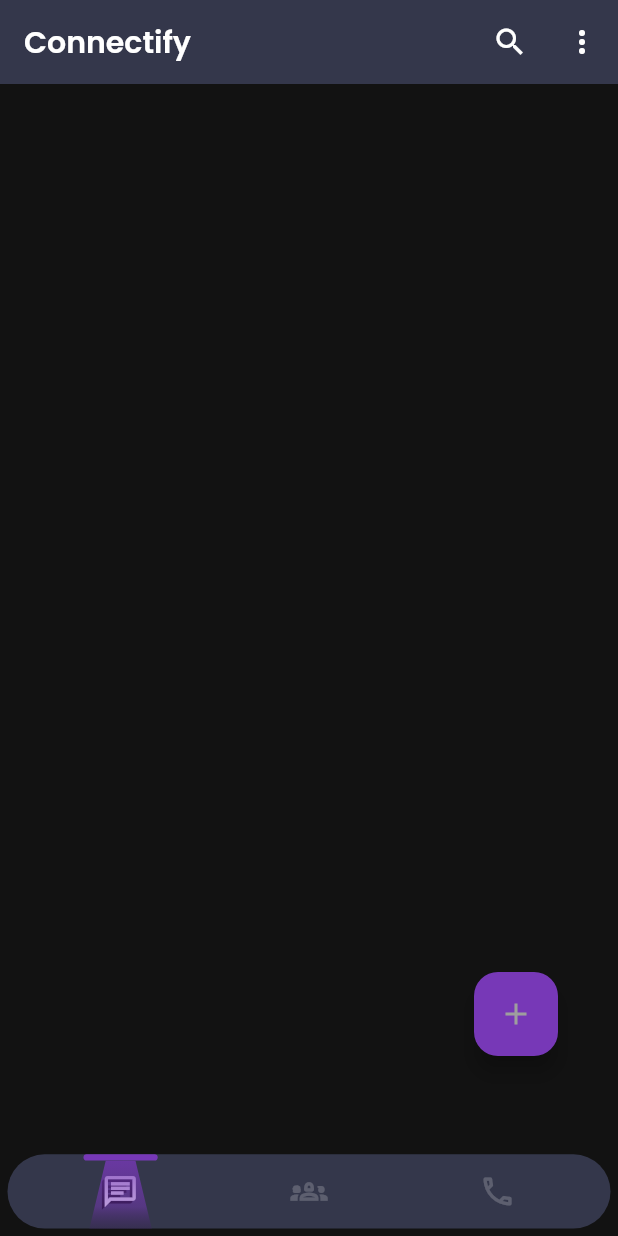
After one commit to Rohan-Beta/chatapp, a Flutter app: the screen it shows after launch, on a phone screen of 412 x 824 dp. The commit adds this screen. Run offline on Flutter 3.47's test engine with Material 3 defaults, Android fonts, the phone set to English and light mode, and no system bars; our stand-ins replace flutter_svg, get, lottie, slide_to_act.

Commit message:
feat: add bottomNavigation widget and screen helper

```diff
--- a/lib/main.dart
+++ b/lib/main.dart
@@ -1,7 +1,7 @@
 // ignore_for_file: prefer_const_constructors
 
 import 'package:chatapp/screens/Auth/auth_screen.dart';
-import 'package:chatapp/screens/welcome/welcome_screen.dart';
+import 'package:chatapp/screens/home/home_screen.dart';
 import 'package:chatapp/utils/Themes.dart';
 import 'package:chatapp/utils/screen_route.dart';
 import 'package:flutter/material.dart';
@@ -22,7 +22,7 @@ class MyApp extends StatelessWidget {
       theme: lightTheme,
       darkTheme: darkTheme,
       themeMode: ThemeMode.dark,
-      home: AuthScreen(),
+      home: HomeScreen(),
       getPages: screenRoute,
     );
   }
--- a/lib/screens/Auth/auth_widget/login_form.dart
+++ b/lib/screens/Auth/auth_widget/login_form.dart
@@ -2,6 +2,7 @@
 
 import 'package:chatapp/widgets/primary_button.dart';
 import 'package:flutter/material.dart';
+import 'package:get/get.dart';
 
 class LoginForm extends StatelessWidget {
   const LoginForm({super.key});
@@ -51,6 +52,9 @@ class LoginForm extends StatelessWidget {
           mainAxisAlignment: MainAxisAlignment.center,
           children: [
             PrimaryButton(
+              onTap: () {
+                Get.offAllNamed("/homeScreen");
+              },
               buttonName: "LOGIN",
               icon: Icons.lock_open_sharp,
             ),
--- a/lib/screens/Auth/auth_widget/signup_form.dart
+++ b/lib/screens/Auth/auth_widget/signup_form.dart
@@ -48,6 +48,7 @@ class SignUpForm extends StatelessWidget {
           mainAxisAlignment: MainAxisAlignment.center,
           children: [
             PrimaryButton(
+              onTap: () {},
               buttonName: "SIGNUP",
               icon: Icons.lock_open_sharp,
             ),
--- /dev/null
+++ b/lib/screens/home/home_screen.dart
@@ -0,0 +1,204 @@
+// ignore_for_file: prefer_const_constructors, prefer_const_literals_to_create_immutables, avoid_unnecessary_containers, sized_box_for_whitespace
+
+import 'package:chatapp/utils/colors.dart';
+import 'package:chatapp/utils/text.dart';
+import 'package:chatapp/widgets/bottom_nav_bar_widget.dart';
+import 'package:chatapp/widgets/bottom_navigation.dart';
+import 'package:chatapp/widgets/clipper_widget.dart';
+import 'package:flutter/material.dart';
+
+class HomeScreen extends StatefulWidget {
+  const HomeScreen({super.key});
+
+  @override
+  State<HomeScreen> createState() => _HomeScreenState();
+}
+
+class _HomeScreenState extends State<HomeScreen> {
+  // int _currentIndex = 0;
+
+  @override
+  Widget build(BuildContext context) {
+    return Scaffold(
+      appBar: AppBar(
+        automaticallyImplyLeading: false,
+        title: Text(
+          AppTexts.appName,
+          // style: Theme.of(context).textTheme.headlineSmall,
+          style: TextStyle(
+            fontSize: 20,
+            fontFamily: "Poppins",
+            fontWeight: FontWeight.w600,
+          ),
+        ),
+        backgroundColor: Theme.of(context).colorScheme.primaryContainer,
+        actions: [
+          IconButton(
+            onPressed: () {},
+            icon: Icon(
+              Icons.search,
+            ),
+          ),
+          IconButton(
+            onPressed: () {},
+            icon: Icon(
+              Icons.more_vert,
+            ),
+          ),
+        ],
+      ),
+      body: SafeArea(
+        child: Stack(
+          children: [
+            // Column(),
+            Positioned.fill(
+              child: Column(),
+            ),
+            Positioned.fill(
+              child: Column(
+                mainAxisAlignment: MainAxisAlignment.end,
+                children: [
+                  Padding(
+                    padding: const EdgeInsets.only(bottom: 120, right: 40),
+                    child: Row(
+                      mainAxisAlignment: MainAxisAlignment.end,
+                      children: [
+                        FloatingActionButton(
+                          backgroundColor: dPrimaryColor,
+                          child: Icon(Icons.add),
+                          onPressed: () {},
+                        ),
+                      ],
+                    ),
+                  ),
+                ],
+              ),
+            ),
+            Positioned(
+              bottom: 0,
+              right: 0,
+              left: 0,
+              child: BottomNaviagtion(),
+              // child: _buildBottomNavBar(),
+            ),
+          ],
+        ),
+      ),
+    );
+  }
+
+  // Widget _buildBottomNavBar() {
+  //   return Padding(
+  //     padding: const EdgeInsets.only(left: 5, right: 5, bottom: 5),
+  //     child: Container(
+  //       width: MediaQuery.sizeOf(context).width,
+  //       // height: 60,
+  //       height: (MediaQuery.sizeOf(context).width / 100) * 14,
+  //       decoration: BoxDecoration(
+  //         color: Theme.of(context).colorScheme.primaryContainer,
+  //         borderRadius: BorderRadius.circular(30),
+  //       ),
+  //       child: Stack(
+  //         children: [
+  //           // list of bottom with icons
+  //           Positioned(
+  //             bottom: 0,
+  //             top: 0,
+  //             left: (MediaQuery.sizeOf(context).width / 100) * 3,
+  //             right: (MediaQuery.sizeOf(context).width / 100) * 3,
+  //             child: Row(
+  //               mainAxisAlignment: MainAxisAlignment.spaceAround,
+  //               crossAxisAlignment: CrossAxisAlignment.center,
+  //               children: [
+  //                 BottomNavBarWidget(
+  //                   icon: Icons.chat_outlined,
+  //                   index: 0,
+  //                   currentIndex: _currentIndex,
+  //                   onPressed: (val) {
+  //                     // Get.offAllNamed("/homeScreen");
+  //                     setState(
+  //                       () {
+  //                         _currentIndex = val;
+  //                       },
+  //                     );
+  //                   },
+  //                 ),
+  //                 BottomNavBarWidget(
+  //                   icon: Icons.groups_2_outlined,
+  //                   index: 1,
+  //                   currentIndex: _currentIndex,
+  //                   onPressed: (val) {
+  //                     // Get.offAllNamed("/groupScreen");
+  //                     setState(
+  //                       () {
+  //                         _currentIndex = val;
+  //                       },
+  //                     );
+  //                   },
+  //                 ),
+  //                 BottomNavBarWidget(
+  //                   icon: Icons.call_outlined,
+  //                   index: 2,
+  //                   currentIndex: _currentIndex,
+  //                   onPressed: (val) {
+  //                     // Get.offAllNamed("/callScreen");
+  //                     setState(
+  //                       () {
+  //                         _currentIndex = val;
+  //                       },
+  //                     );
+  //                   },
+  //                 ),
+  //               ],
+  //             ),
+  //           ),
+  //           // animated indicator for selected items
+  //           AnimatedPositioned(
+  //             duration: Duration(milliseconds: 300),
+  //             curve: Curves.decelerate,
+  //             left: _currentIndex == 0
+  //                 ? (MediaQuery.sizeOf(context).width) * 0.123
+  //                 : _currentIndex == 1
+  //                     ? (MediaQuery.sizeOf(context).width) * 0.43
+  //                     : (MediaQuery.sizeOf(context).width) * 0.734,
+  //             child: Column(
+  //               children: [
+  //                 Container(
+  //                   height: (MediaQuery.sizeOf(context).width / 100) * 1.0,
+  //                   width: (MediaQuery.sizeOf(context).width / 100) * 12,
+  //                   decoration: BoxDecoration(
+  //                     color: dPrimaryColor,
+  //                     borderRadius: BorderRadius.circular(10),
+  //                   ),
+  //                 ),
+  //                 ClipPath(
+  //                   clipper: MyCustomClipper(
+  //                     blockSizeHorizontal:
+  //                         MediaQuery.sizeOf(context).width / 100,
+  //                   ),
+  //                   child: Container(
+  //                     // height: 50,
+  //                     height: (MediaQuery.sizeOf(context).width / 100) * 15,
+  //                     width: (MediaQuery.sizeOf(context).width / 100) * 12,
+  //                     decoration: BoxDecoration(
+  //                       gradient: LinearGradient(
+  //                         colors: [
+  //                           dPrimaryColor.withOpacity(0.8),
+  //                           dPrimaryColor.withOpacity(0.5),
+  //                           Colors.transparent,
+  //                         ],
+  //                         begin: Alignment.topCenter,
+  //                         end: Alignment.bottomCenter,
+  //                       ),
+  //                     ),
+  //                   ),
+  //                 )
+  //               ],
+  //             ),
+  //           ),
+  //         ],
+  //       ),
+  //     ),
+  //   );
+  // }
+}
--- a/lib/utils/colors.dart
+++ b/lib/utils/colors.dart
@@ -1,3 +1,5 @@
+// ignore_for_file: prefer_const_constructors
+
 import 'package:flutter/material.dart';
 
 const dBackgroundColor = Color(0xff191B28);
--- a/lib/utils/screen_route.dart
+++ b/lib/utils/screen_route.dart
@@ -1,6 +1,7 @@
 // ignore_for_file: prefer_const_constructors
 
 import 'package:chatapp/screens/Auth/auth_screen.dart';
+import 'package:chatapp/screens/home/home_screen.dart';
 import 'package:get/get.dart';
 
 var screenRoute = [
@@ -9,4 +10,19 @@ var screenRoute = [
     page: () => AuthScreen(),
     transition: Transition.rightToLeft,
   ),
+  GetPage(
+    name: "/homeScreen",
+    page: () => HomeScreen(),
+    transition: Transition.upToDown,
+  ),
+  // GetPage(
+  //   name: "/groupScreen",
+  //   page: () => GroupScreen(),
+  //   transition: Transition.rightToLeft,
+  // ),
+  // GetPage(
+  //   name: "/callScreen",
+  //   page: () => CallScreen(),
+  //   transition: Transition.rightToLeft,
+  // ),
 ];
--- a/lib/utils/themes.dart
+++ b/lib/utils/themes.dart
@@ -11,6 +11,10 @@ var darkTheme = ThemeData(
   inputDecorationTheme: InputDecorationTheme(
     fillColor: dBackgroundColor,
     filled: true,
+    border: UnderlineInputBorder(
+      borderSide: BorderSide.none,
+      borderRadius: BorderRadius.circular(10),
+    ),
   ),
   colorScheme: ColorScheme.dark(
     primary: dPrimaryColor,
--- /dev/null
+++ b/lib/widgets/bottom_nav_bar_widget.dart
@@ -0,0 +1,80 @@
+// ignore_for_file: avoid_unnecessary_containers, sized_box_for_whitespace, prefer_const_constructors
+
+import 'package:chatapp/widgets/screen_helper_widget.dart';
+import 'package:flutter/material.dart';
+
+class BottomNavBarWidget extends StatelessWidget {
+  final IconData icon;
+  final int index;
+  final int currentIndex;
+  final Function(int) onPressed;
+
+  const BottomNavBarWidget({
+    super.key,
+    required this.icon,
+    required this.index,
+    required this.currentIndex,
+    required this.onPressed,
+  });
+
+  @override
+  Widget build(BuildContext context) {
+    return InkWell(
+      onTap: () {
+        onPressed(index);
+      },
+      child: Container(
+        height: (MediaQuery.sizeOf(context).width / 100) * 13,
+        width: (MediaQuery.sizeOf(context).width / 100) * 17,
+        decoration: BoxDecoration(
+          color: Colors.transparent,
+        ),
+        child: Stack(
+          alignment: Alignment.center,
+          children: [
+            // black icon as shadow
+            (currentIndex == index)
+                ? Positioned(
+                    left: ScreenHeleper.isDesktop(context)
+                        ? (MediaQuery.sizeOf(context).width / 100) * 7.2
+                        : ScreenHeleper.isTablet(context)
+                            ? (MediaQuery.sizeOf(context).width / 100) * 6.6
+                            : (MediaQuery.sizeOf(context).width / 100) * 5,
+                    bottom: ScreenHeleper.isDesktop(context)
+                        ? (MediaQuery.sizeOf(context).width / 100) * 0.8
+                        : ScreenHeleper.isTablet(context)
+                            ? (MediaQuery.sizeOf(context).width / 100) * 0.7
+                            : (MediaQuery.sizeOf(context).width / 100) * 2.5,
+                    child: Icon(
+                      icon,
+                      color: Colors.black,
+                      size: ScreenHeleper.isDesktop(context)
+                          ? (MediaQuery.sizeOf(context).width / 100) * 2
+                          : ScreenHeleper.isTablet(context)
+                              ? (MediaQuery.sizeOf(context).width / 100) * 3
+                              : (MediaQuery.sizeOf(context).width / 100) * 6,
+                    ),
+                  )
+                : Container(),
+
+            // main icon
+            AnimatedOpacity(
+              opacity: (currentIndex == index) ? 1 : 0.2,
+              duration: Duration(milliseconds: 200),
+              curve: Curves.easeIn,
+              child: Icon(
+                icon,
+                color: Colors.white,
+                size: ScreenHeleper.isDesktop(context)
+                    ? (MediaQuery.sizeOf(context).width / 100) * 2
+                    : ScreenHeleper.isTablet(context)
+                        ? (MediaQuery.sizeOf(context).width / 100) * 3
+                        : (MediaQuery.sizeOf(context).width / 100) * 6,
+              ),
+            ),
+          ],
+        ),
+      ),
+    );
+  }
+}
--- /dev/null
+++ b/lib/widgets/bottom_navigation.dart
@@ -0,0 +1,140 @@
+// ignore_for_file: prefer_const_constructors, no_leading_underscores_for_local_identifiers
+
+import 'package:chatapp/utils/colors.dart';
+import 'package:chatapp/widgets/bottom_nav_bar_widget.dart';
+import 'package:chatapp/widgets/clipper_widget.dart';
+import 'package:chatapp/widgets/screen_helper_widget.dart';
+import 'package:flutter/material.dart';
+
+class BottomNaviagtion extends StatefulWidget {
+  const BottomNaviagtion({super.key});
+
+  @override
+  State<BottomNaviagtion> createState() => _BottomNaviagtionState();
+}
+
+class _BottomNaviagtionState extends State<BottomNaviagtion> {
+  int _currentIndex = 0;
+  @override
+  Widget build(BuildContext context) {
+    return Padding(
+      padding: const EdgeInsets.only(left: 5, right: 5, bottom: 5),
+      child: Container(
+        width: MediaQuery.sizeOf(context).width,
+        height: ScreenHeleper.isDesktop(context)
+            ? (MediaQuery.sizeOf(context).width / 100) * 4
+            : ScreenHeleper.isTablet(context)
+                ? (MediaQuery.sizeOf(context).width / 100) * 5
+                : (MediaQuery.sizeOf(context).width / 100) * 12,
+        decoration: BoxDecoration(
+          color: Theme.of(context).colorScheme.primaryContainer,
+          borderRadius: BorderRadius.circular(30),
+        ),
+        child: Stack(
+          children: [
+            // list of bottom with icons
+            Positioned(
+              bottom: 0,
+              top: 0,
+              left: (MediaQuery.sizeOf(context).width / 100) * 3,
+              right: (MediaQuery.sizeOf(context).width / 100) * 3,
+              child: Row(
+                mainAxisAlignment: MainAxisAlignment.spaceAround,
+                crossAxisAlignment: CrossAxisAlignment.center,
+                children: [
+                  BottomNavBarWidget(
+                    icon: Icons.chat_outlined,
+                    index: 0,
+                    currentIndex: _currentIndex,
+                    onPressed: (val) {
+                      // Get.offAllNamed("/homeScreen");
+                      setState(
+                        () {
+                          _currentIndex = val;
+                        },
+                      );
+                    },
+                  ),
+                  BottomNavBarWidget(
+                    icon: Icons.groups_2_outlined,
+                    index: 1,
+                    currentIndex: _currentIndex,
+                    onPressed: (val) {
+                      // Get.offAllNamed("/groupScreen");
+                      setState(
+                        () {
+                          _currentIndex = val;
+                        },
+                      );
+                    },
+                  ),
+                  BottomNavBarWidget(
+                    icon: Icons.call_outlined,
+                    index: 2,
+                    currentIndex: _currentIndex,
+                    onPressed: (val) {
+                      // Get.offAllNamed("/callScreen");
+                      setState(
+                        () {
+                          _currentIndex = val;
+                        },
+                      );
+                    },
+                  ),
+                ],
+              ),
+            ),
+            // animated indicator for selected items
+            ScreenHeleper.isMobile(context)
+                ? AnimatedPositioned(
+                    duration: Duration(milliseconds: 300),
+                    curve: Curves.decelerate,
+                    left: _currentIndex == 0
+                        ? (MediaQuery.sizeOf(context).width) * 0.123
+                        : _currentIndex == 1
+                            ? (MediaQuery.sizeOf(context).width) * 0.43
+                            : (MediaQuery.sizeOf(context).width) * 0.734,
+                    child: Column(
+                      children: [
+                        Container(
+                          height:
+                              (MediaQuery.sizeOf(context).width / 100) * 1.0,
+                          width: (MediaQuery.sizeOf(context).width / 100) * 12,
+                          decoration: BoxDecoration(
+                            color: dPrimaryColor,
+                            borderRadius: BorderRadius.circular(10),
+                          ),
+                        ),
+                        ClipPath(
+                          clipper: MyCustomClipper(
+                            blockSizeHorizontal:
+                                MediaQuery.sizeOf(context).width / 100,
+                          ),
+                          child: Container(
+                            height:
+                                (MediaQuery.sizeOf(context).width / 100) * 15,
+                            width:
+                                (MediaQuery.sizeOf(context).width / 100) * 12,
+                            decoration: BoxDecoration(
+                              gradient: LinearGradient(
+                                colors: [
+                                  dPrimaryColor.withOpacity(0.8),
+                                  dPrimaryColor.withOpacity(0.5),
+                                  Colors.transparent,
+                                ],
+                                begin: Alignment.topCenter,
+                                end: Alignment.bottomCenter,
+                              ),
+                            ),
+                          ),
+                        )
+                      ],
+                    ),
+                  )
+                : Container(),
+          ],
+        ),
+      ),
+    );
+  }
+}
--- /dev/null
+++ b/lib/widgets/clipper_widget.dart
@@ -0,0 +1,21 @@
+import 'package:flutter/material.dart';
+
+class MyCustomClipper extends CustomClipper<Path> {
+  double blockSizeHorizontal;
+  MyCustomClipper({required this.blockSizeHorizontal});
+
+  @override
+  Path getClip(Size size) {
+    var path = Path();
+    path.lineTo(blockSizeHorizontal * 3.6, 0);
+    path.lineTo(0, size.height);
+    path.lineTo(size.width, size.height);
+    path.lineTo(size.width - blockSizeHorizontal * 3.6, 0);
+    return path;
+  }
+
+  @override
+  bool shouldReclip(covariant CustomClipper<Path> oldClipper) {
+    return true;
+  }
+}
--- a/lib/widgets/primary_button.dart
+++ b/lib/widgets/primary_button.dart
@@ -5,15 +5,19 @@ import 'package:flutter/material.dart';
 class PrimaryButton extends StatelessWidget {
   final String buttonName;
   final IconData icon;
+  final VoidCallback onTap;
   const PrimaryButton({
     super.key,
     required this.buttonName,
     required this.icon,
+    required this.onTap,
   });
 
   @override
   Widget build(BuildContext context) {
-    return Container(
+    return InkWell(
+      onTap: onTap,
+      child: Container(
         padding: EdgeInsets.symmetric(horizontal: 40, vertical: 15),
         decoration: BoxDecoration(
           borderRadius: BorderRadius.circular(15),
@@ -30,6 +34,7 @@ class PrimaryButton extends StatelessWidget {
             ),
           ],
         ),
+      ),
     );
   }
 }
--- /dev/null
+++ b/lib/widgets/screen_helper_widget.dart
@@ -0,0 +1,48 @@
+// ignore_for_file: prefer_const_constructors
+
+import 'package:flutter/material.dart';
+
+class ScreenHeleper extends StatelessWidget {
+  final Widget mobile;
+  final Widget tablet;
+  final Widget desktop;
+
+  const ScreenHeleper({
+    super.key,
+    required this.mobile,
+    required this.tablet,
+    required this.desktop,
+  });
+
+  static bool isMobile(BuildContext context) =>
+      MediaQuery.of(context).size.width < 800.0;
+
+  static bool isTablet(BuildContext context) =>
+      MediaQuery.of(context).size.width >= 800 &&
+      MediaQuery.of(context).size.width < 1200;
+
+  static bool isDesktop(BuildContext context) =>
+      MediaQuery.of(context).size.width >= 1200;
+
+  static double mobileMaxWidth(BuildContext context) =>
+      MediaQuery.of(context).size.width * .8;
+
+  static double deviceMaxHeight(BuildContext context) =>
+      MediaQuery.of(context).size.height;
+
+  @override
+  Widget build(BuildContext context) {
+    return LayoutBuilder(
+      builder: (context, constraints) {
+        if (constraints.maxWidth >= 1200) {
+          return desktop;
+        } else if (constraints.maxHeight >= 800 &&
+            constraints.maxWidth < 1200) {
+          return tablet;
+        } else {
+          return mobile;
+        }
+      },
+    );
+  }
+}
```
Lines whose indentation alone changed are shown as unchanged.
